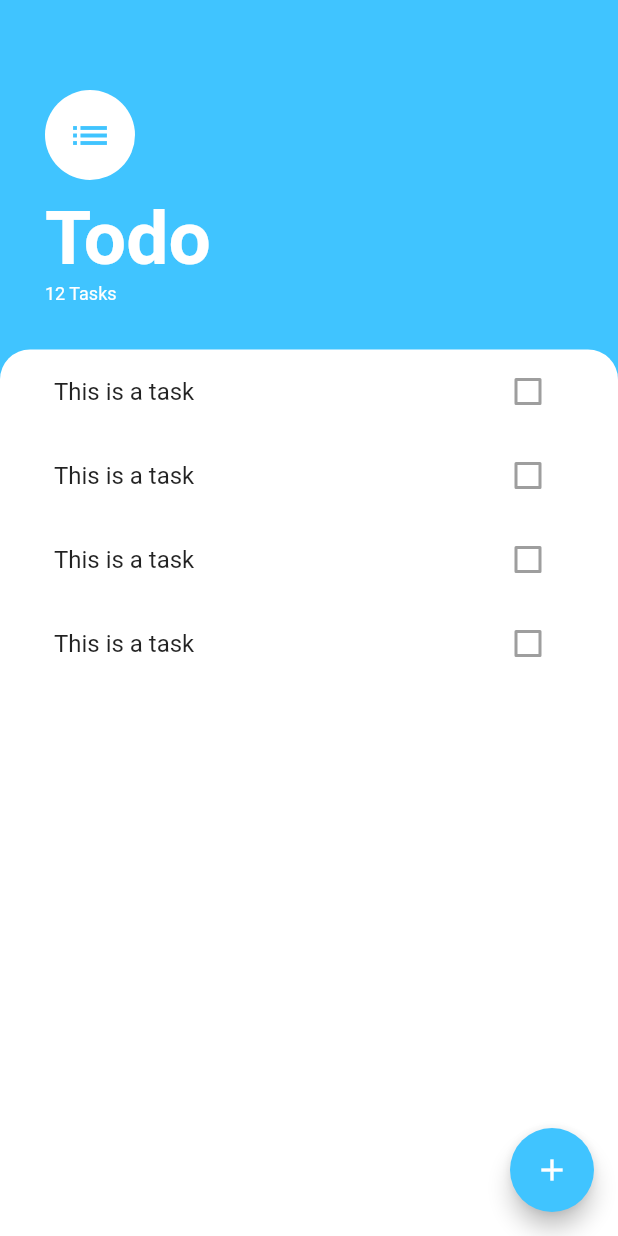
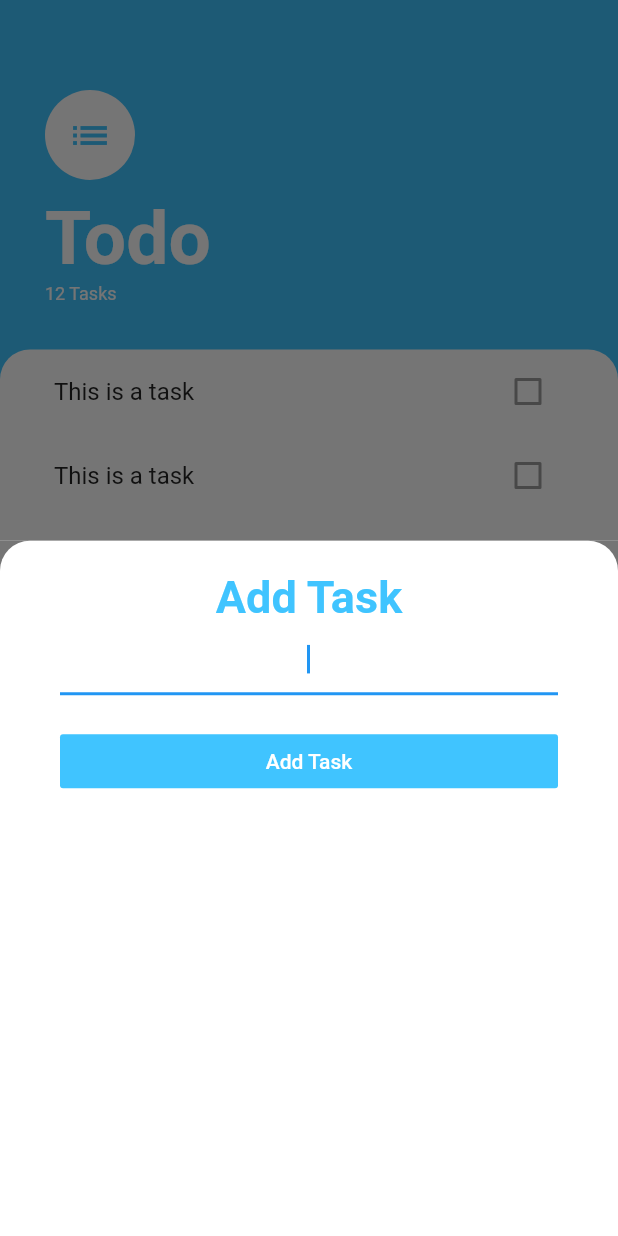
Before and after one commit to iamsaqibs/flutter_todo, a Flutter app: the screen it shows after launch, after a tap on the "add" icon, on a phone screen of 412 x 824 dp. Run offline on Flutter 3.47's test engine with Material 2 defaults, Android fonts, the phone set to English and light mode, and no system bars.

Commit message:
addedAddTask

```diff
--- /dev/null
+++ b/lib/screens/addTask.dart
@@ -0,0 +1,53 @@
+import 'package:flutter/cupertino.dart';
+import 'package:flutter/material.dart';
+import 'package:flutter/painting.dart';
+
+class AddTaskScreen extends StatelessWidget {
+  @override
+  Widget build(BuildContext context) {
+    return Container(
+      color: Color(0xff757575),
+      child: Container(
+        decoration: BoxDecoration(
+          color: Colors.white,
+          borderRadius: BorderRadius.only(
+            topLeft: Radius.circular(20.0),
+            topRight: Radius.circular(20.0)
+          )
+        ),
+        child: Padding(
+          padding: const EdgeInsets.fromLTRB(40.0, 20.0, 40.0, 0),
+          child: Column(
+            crossAxisAlignment: CrossAxisAlignment.stretch,
+            children: <Widget>[
+              Text(
+                'Add Task',
+                textAlign: TextAlign.center,
+                style: TextStyle(
+                  color: Colors.lightBlueAccent,
+                  fontSize: 30.0,
+                  fontWeight: FontWeight.bold,
+                ),
+              ),
+              TextField(
+                autofocus: true,
+                textAlign: TextAlign.center,
+              ),
+              SizedBox(height: 20.0,),
+              FlatButton(
+                color: Colors.lightBlueAccent,
+                child: Text(
+                  'Add Task',
+                  style: TextStyle(
+                    color: Colors.white,
+                  ),
+                ),
+                onPressed: (){},
+              ),
+            ],
+          ),
+        ),
+      ),
+    );
+  }
+}
--- a/lib/screens/task.dart
+++ b/lib/screens/task.dart
@@ -1,5 +1,7 @@
 import 'package:flutter/material.dart';
 import 'package:fluttertodo/widgets/tasks_list.dart';
+
+import 'addTask.dart';
 
 class TasksScreen extends StatelessWidget {
   @override
@@ -62,6 +64,7 @@ class TasksScreen extends StatelessWidget {
       floatingActionButton: FloatingActionButton(
         backgroundColor: Colors.lightBlueAccent,
         onPressed: (){
+          showModalBottomSheet(context: context, builder: (BuildContext context) => AddTaskScreen());
 
         },
         child: Icon(
```
